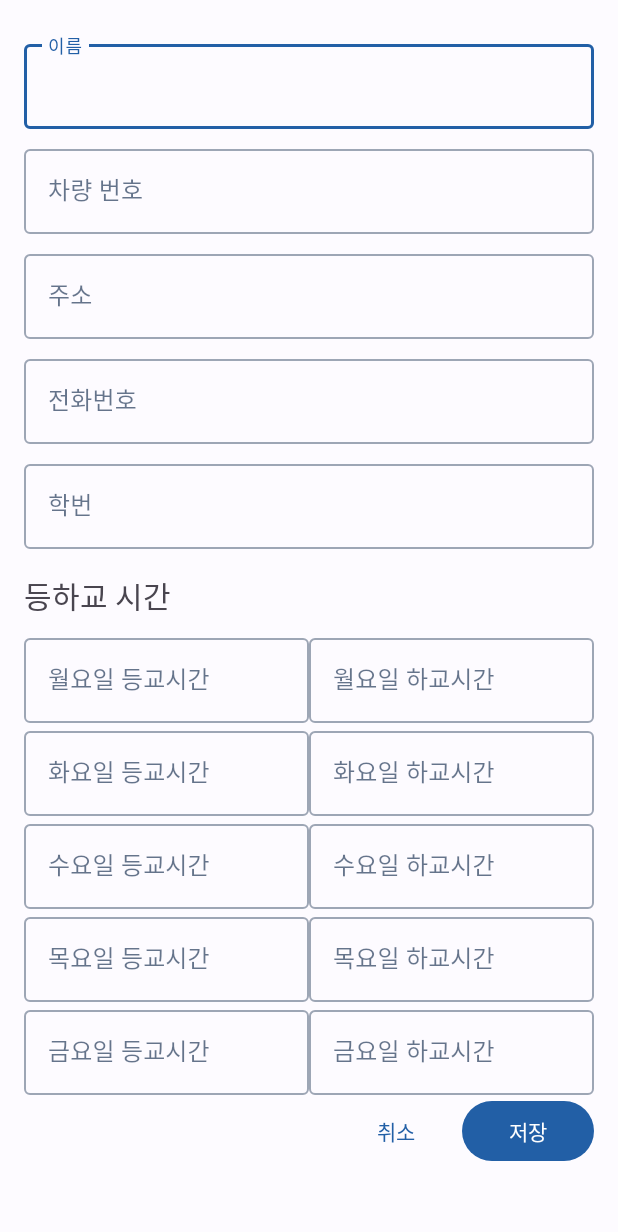
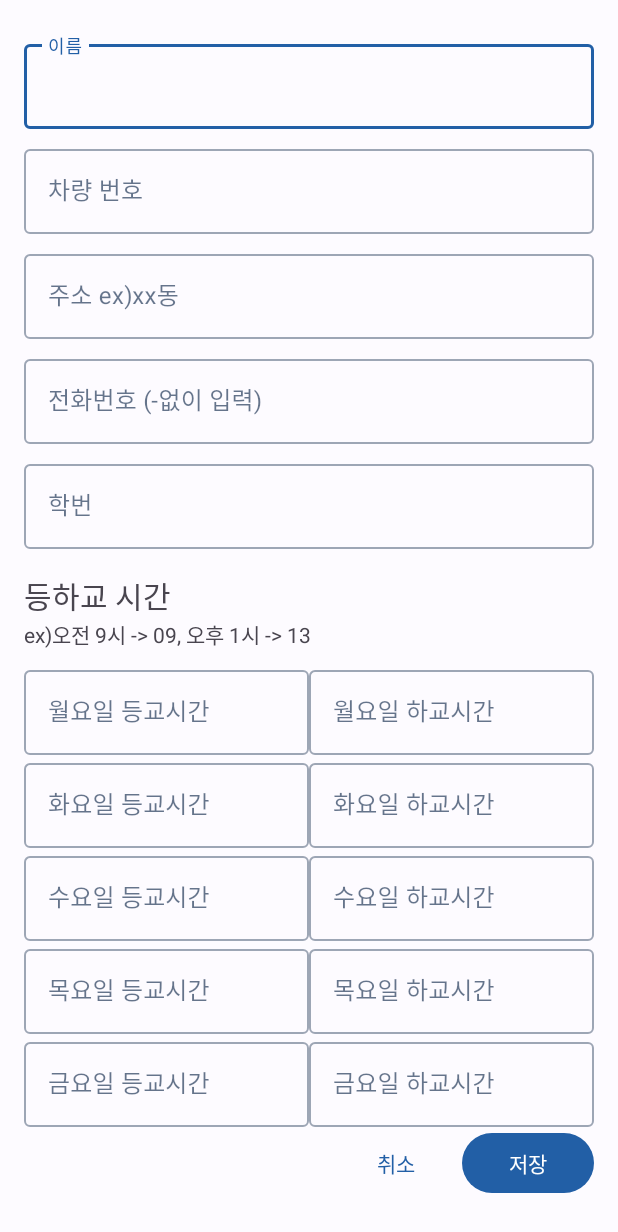
Before and after one commit to Starcandy320/Gachigachi, an Android app: the CarReg screen opened directly, with no data from a screen before it, on a phone screen of 412 x 824 dp. Shown: the top 1232 px of the screen. Run offline under Robolectric (Android 15) with nearby library versions, the phone set to English and light mode, and no system bars; our stand-ins replace Firebase (no records; nobody signed in at launch, a user with empty details on screens opened directly).

Commit message:
시간표 초과입력 방지 및 힌트 개선

```diff
--- a/app/src/main/res/layout/activity_car_reg.xml
+++ b/app/src/main/res/layout/activity_car_reg.xml
@@ -46,7 +46,7 @@
             android:layout_width="match_parent"
             android:layout_height="wrap_content"
             android:layout_marginTop="8dp"
-            android:hint="주소">
+            android:hint="주소 ex)xx동">
 
             <com.google.android.material.textfield.TextInputEditText
                 android:id="@+id/editTextAddress"
@@ -59,7 +59,7 @@
             android:layout_width="match_parent"
             android:layout_height="wrap_content"
             android:layout_marginTop="8dp"
-            android:hint="전화번호">
+            android:hint="전화번호 (-없이 입력)">
 
             <com.google.android.material.textfield.TextInputEditText
                 android:id="@+id/editTextPhoneNumber"
@@ -88,8 +88,12 @@
             android:layout_height="wrap_content"
             android:text="등하교 시간"
             android:textSize="20sp"
-            android:layout_marginTop="16dp"
-            android:layout_marginBottom="8dp" />
+            android:layout_marginTop="16dp" />
+        <TextView
+            android:layout_width="wrap_content"
+            android:layout_height="wrap_content"
+            android:text="ex)오전 9시 -> 09, 오후 1시 -> 13"
+            android:layout_marginBottom="8dp"/>
 
         <!-- 월요일 등교시간과 하교시간 -->
         <LinearLayout
@@ -109,6 +113,7 @@
                     android:layout_width="match_parent"
                     android:layout_height="wrap_content"
                     android:nextFocusDown="@id/editTextMondayDeparture"
+                    android:maxLength="2"
                     android:inputType="time" />
             </com.google.android.material.textfield.TextInputLayout>
 
@@ -124,6 +129,7 @@
                     android:layout_width="match_parent"
                     android:layout_height="wrap_content"
                     android:nextFocusDown="@id/editTextTuesdayArrival"
+                    android:maxLength="2"
                     android:inputType="time" />
             </com.google.android.material.textfield.TextInputLayout>
         </LinearLayout>
@@ -144,6 +150,7 @@
                     android:layout_width="match_parent"
                     android:layout_height="wrap_content"
                     android:nextFocusDown="@id/editTextTuesdayDeparture"
+                    android:maxLength="2"
                     android:inputType="time" />
             </com.google.android.material.textfield.TextInputLayout>
 
@@ -159,6 +166,7 @@
                     android:layout_width="match_parent"
                     android:layout_height="wrap_content"
                     android:nextFocusDown="@id/editTextWednesdayArrival"
+                    android:maxLength="2"
                     android:inputType="time" />
             </com.google.android.material.textfield.TextInputLayout>
         </LinearLayout>
@@ -179,6 +187,7 @@
                     android:layout_width="match_parent"
                     android:layout_height="wrap_content"
                     android:nextFocusDown="@id/editTextWednesdayDeparture"
+                    android:maxLength="2"
                     android:inputType="time" />
             </com.google.android.material.textfield.TextInputLayout>
 
@@ -194,6 +203,7 @@
                     android:layout_width="match_parent"
                     android:layout_height="wrap_content"
                     android:nextFocusDown="@id/editTextThursdayArrival"
+                    android:maxLength="2"
                     android:inputType="time" />
 
             </com.google.android.material.textfield.TextInputLayout>
@@ -216,6 +226,7 @@
                     android:layout_width="match_parent"
                     android:layout_height="wrap_content"
                     android:nextFocusDown="@id/editTextThursdayDeparture"
+                    android:maxLength="2"
                     android:inputType="time" />
             </com.google.android.material.textfield.TextInputLayout>
 
@@ -231,6 +242,7 @@
                     android:layout_width="match_parent"
                     android:layout_height="wrap_content"
                     android:nextFocusDown="@id/editTextFridayArrival"
+                    android:maxLength="2"
                     android:inputType="time" />
 
             </com.google.android.material.textfield.TextInputLayout>
@@ -252,6 +264,7 @@
                     android:layout_width="match_parent"
                     android:layout_height="wrap_content"
                     android:nextFocusDown="@id/editTextFridayDeparture"
+                    android:maxLength="2"
                     android:inputType="time" />
             </com.google.android.material.textfield.TextInputLayout>
 
@@ -267,6 +280,7 @@
                     android:layout_width="match_parent"
                     android:layout_height="wrap_content"
                     android:imeOptions="actionDone"
+                    android:maxLength="2"
                     android:inputType="time" />
 
             </com.google.android.material.textfield.TextInputLayout>
```
